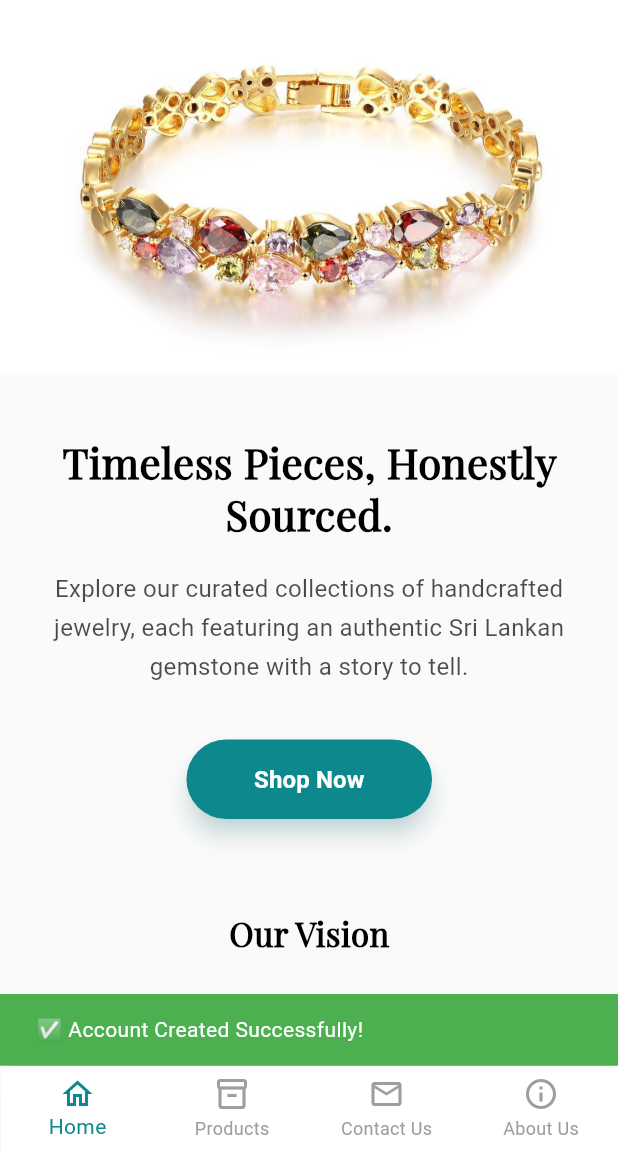
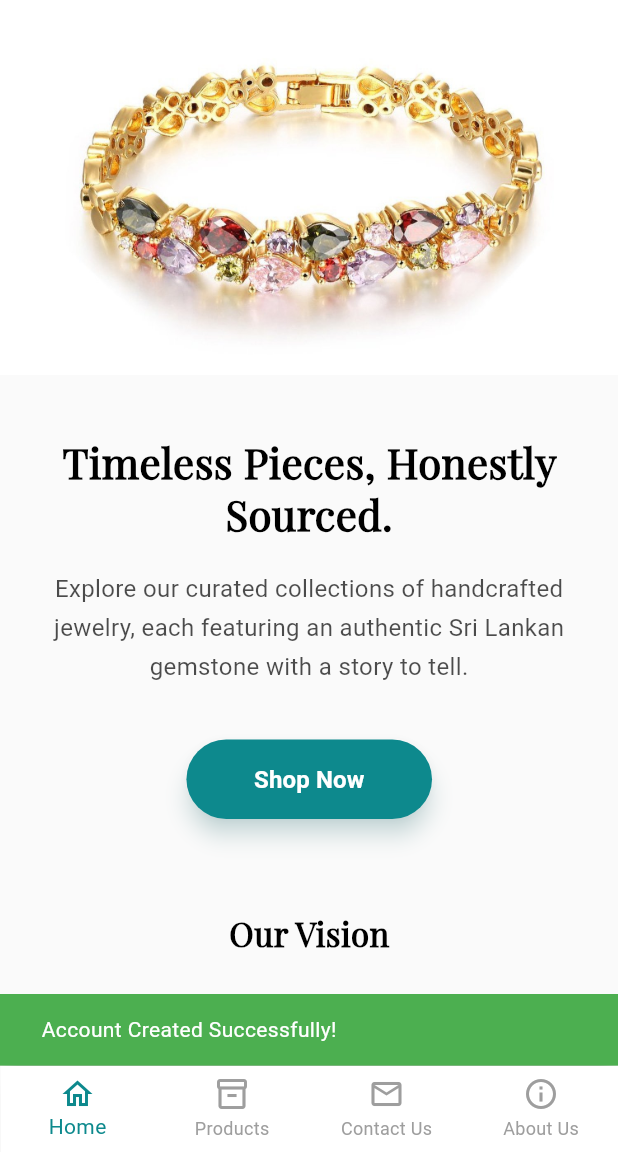
Before and after one commit to DilumPeramuna/Aura-App, a Flutter app: the SignUpScreen screen opened directly, scrolled down 331 dp, after a tap on "Create Account", on a phone screen of 412 x 824 dp, the part 84-1236 px from its top. Run offline on Flutter 3.47's test engine with Material 3 defaults, Android fonts, the light colour scheme and no system bars.

Commit message:
feat: update Screens and theme (dark mode + fixes)

```diff
--- a/lib/Screens/signupScreen.dart
+++ b/lib/Screens/signupScreen.dart
@@ -36,7 +36,7 @@ class _SignUpScreenState extends State<SignUpScreen> {
 
     ScaffoldMessenger.of(context).showSnackBar(
       const SnackBar(
-        content: Text("✅ Account Created Successfully!"),
+        content: Text(" Account Created Successfully!"),
         backgroundColor: Colors.green,
       ),
     );
@@ -60,7 +60,7 @@ class _SignUpScreenState extends State<SignUpScreen> {
           children: [
             const SizedBox(height: 60),
 
-            // ---------- HEADER ----------
+
             Padding(
               padding: const EdgeInsets.symmetric(horizontal: 20),
               child: Row(
@@ -91,7 +91,7 @@ class _SignUpScreenState extends State<SignUpScreen> {
 
             const SizedBox(height: 40),
 
-            // ---------- SIGNUP SECTION ----------
+
             Padding(
               padding: const EdgeInsets.symmetric(horizontal: 25),
               child: LayoutBuilder(
--- a/lib/main.dart
+++ b/lib/main.dart
@@ -28,8 +28,7 @@ class MyApp extends StatelessWidget {
 }
 
 class Wrapper extends StatefulWidget {
-  /// Which tab to show first:
-  /// 0 = Home, 1 = Products, 2 = Contact Us, 3 = About Us
+
   const Wrapper({super.key, this.initialIndex = 0});
 
   final int initialIndex;
@@ -46,7 +45,7 @@ class _WrapperState extends State<Wrapper> {
   @override
   void initState() {
     super.initState();
-    selectedItem = widget.initialIndex; // <-- use initial index
+    selectedItem = widget.initialIndex;
     screens = const [
       Homescreen(),
       ProductsPage(),
--- a/lib/theme/app_theme.dart
+++ b/lib/theme/app_theme.dart
@@ -1,7 +1,7 @@
 import 'package:flutter/material.dart';
 
 class AppTheme {
-  // LIGHT THEME
+
   static final lightTheme = ThemeData(
     brightness: Brightness.light,
     scaffoldBackgroundColor: Colors.grey[50],
@@ -32,7 +32,7 @@ class AppTheme {
     ),
   );
 
-  // DARK THEME
+
   static final darkTheme = ThemeData(
     brightness: Brightness.dark,
     scaffoldBackgroundColor: const Color(0xFF121212),
```
Also changed, not shown: lib/Screens/AboutUsScreen.dart (+16 -16 lines), lib/Screens/CartScreen.dart (+6 -6 lines), lib/Screens/ContactUsScreen.dart (+17 -17 lines), lib/Screens/HomeScreen.dart (+19 -21 lines), lib/Screens/ProductDetailPage.dart (+14 -14 lines), lib/Screens/checkout.dart (+4 -4 lines), lib/Screens/loginScreen.dart (+6 -6 lines), lib/Screens/products_page.dart (+6 -6 lines).
